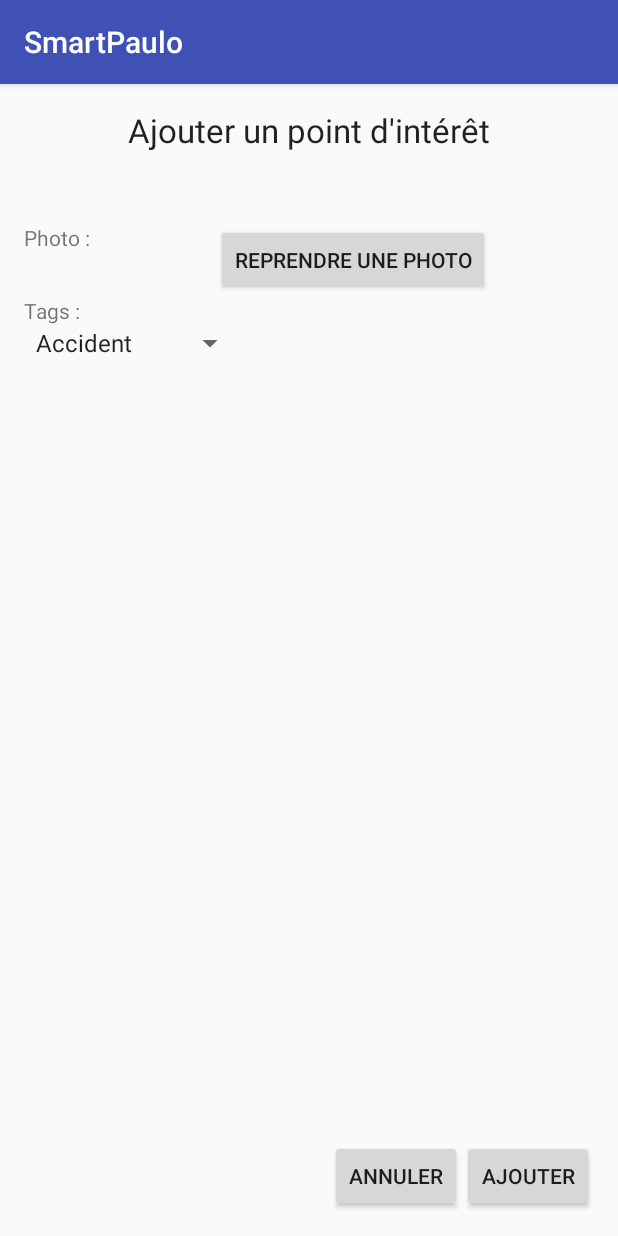
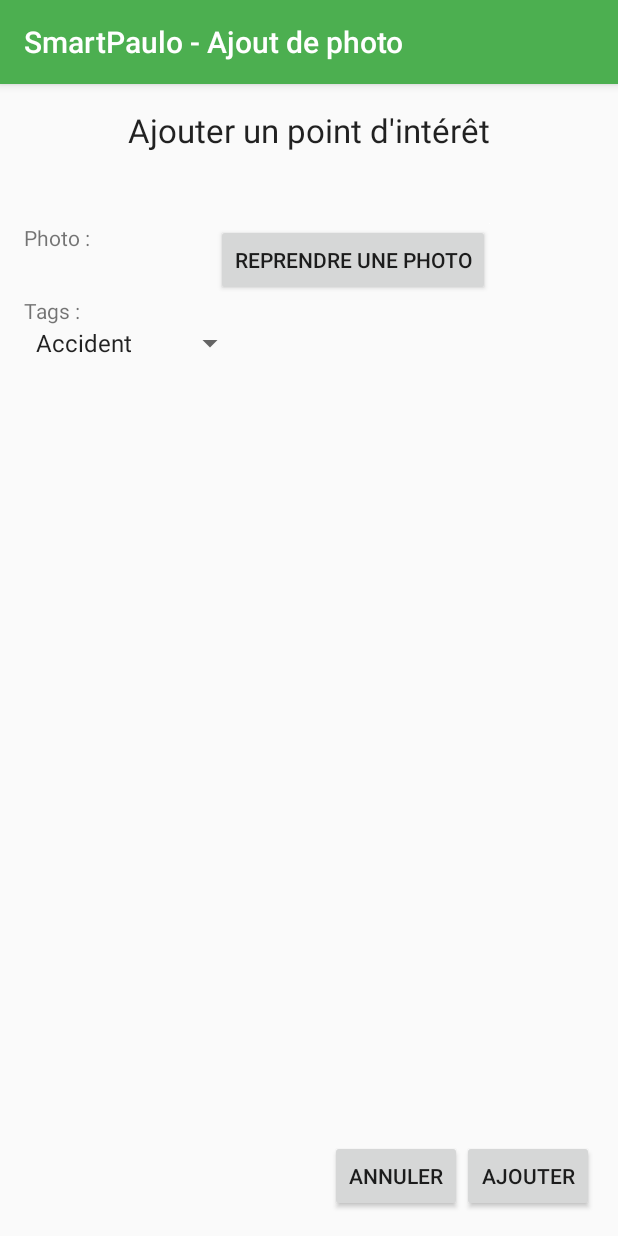
Before and after one commit to julienCsj/SmartPaulo, an Android app: the screen it shows after launch (FormulairePhoto), after a tap on an icon or button, on a phone screen of 412 x 824 dp. Run offline under Robolectric (Android 15) with nearby library versions, the phone set to English and light mode, and no system bars; 1 statement that could not run was skipped.

Commit message:
Amélioration de la vue principale

```diff
--- a/app/src/main/java/fr/nilteam/smartpaulo/smartpaulo/FormulairePhoto.java
+++ b/app/src/main/java/fr/nilteam/smartpaulo/smartpaulo/FormulairePhoto.java
@@ -36,8 +36,7 @@ public class FormulairePhoto extends AppCompatActivity {
     private Button buttonAjouter;
     private Button buttonReprendrePhoto;
     private Spinner spinner;
-    private Location currentLocation;
-    LocationManager mLocationManager;
+    private UserLocation userLoc;
     private static final int CAPTURE_IMAGE_ACTIVITY_REQUEST_CODE = 100;
 
 
@@ -48,6 +47,9 @@ public class FormulairePhoto extends AppCompatActivity {
 
         iv = (ImageView) findViewById(R.id.imageView2);
         iv.setMaxHeight(200);
+
+        getSupportActionBar().setTitle("SmartPaulo - Ajout de photo");
+
         buttonAjouter = (Button) findViewById(R.id.buttonAjouter);
         buttonAnnuler = (Button) findViewById(R.id.buttonAnnuler);
         buttonReprendrePhoto = (Button) findViewById(R.id.buttonReprendrePhoto);
@@ -59,12 +61,7 @@ public class FormulairePhoto extends AppCompatActivity {
         spinner = (Spinner) findViewById(R.id.spinner);
         spinner.setAdapter(new ArrayAdapter<Tags>(this, android.R.layout.simple_spinner_item, Tags.values()));
 
-        mLocationManager = (LocationManager) getSystemService(LOCATION_SERVICE);
-        if (ActivityCompat.checkSelfPermission(this, Manifest.permission.ACCESS_FINE_LOCATION) != PackageManager.PERMISSION_GRANTED && ActivityCompat.checkSelfPermission(this, Manifest.permission.ACCESS_COARSE_LOCATION) != PackageManager.PERMISSION_GRANTED) {
-            return;
-        }
-        mLocationManager.requestLocationUpdates(LocationManager.GPS_PROVIDER, 1000L, 0F, mLocationListener);
-
+        userLoc = new UserLocation(this);
 
         // prendre une photo
         takePhoto();
@@ -111,9 +108,9 @@ public class FormulairePhoto extends AppCompatActivity {
 
     private View.OnClickListener ajouterPointInteret = new View.OnClickListener() {
         public void onClick(View arg0) {
-            if(currentLocation != null) {
+            if(userLoc.getLocation() != null) {
                 Context context = getApplicationContext();
-                CharSequence text = "Location ["+currentLocation.getLatitude()+", "+currentLocation.getLongitude()+"] Alt : "+currentLocation.getAltitude()+ "m - Précision : "+currentLocation.getAccuracy();
+                CharSequence text = "Location ["+userLoc.getLocation().getLatitude()+", "+userLoc.getLocation().getLongitude()+"] Alt : "+userLoc.getLocation().getAltitude()+ "m - Précision : "+userLoc.getLocation().getAccuracy();
                 int duration = Toast.LENGTH_LONG;
 
                 Toast toast = Toast.makeText(context, text, duration);
@@ -133,26 +130,4 @@ public class FormulairePhoto extends AppCompatActivity {
             takePhoto();
         }
     };
-
-    private final LocationListener mLocationListener = new LocationListener() {
-        @Override
-        public void onLocationChanged(final Location location) {
-            currentLocation = location;
-        }
-
-        @Override
-        public void onStatusChanged(String s, int i, Bundle bundle) {
-
-        }
-
-        @Override
-        public void onProviderEnabled(String s) {
-
-        }
-
-        @Override
-        public void onProviderDisabled(String s) {
-
-        }
-    };
 }
--- a/app/src/main/java/fr/nilteam/smartpaulo/smartpaulo/MainActivity.java
+++ b/app/src/main/java/fr/nilteam/smartpaulo/smartpaulo/MainActivity.java
@@ -3,9 +3,11 @@ package fr.nilteam.smartpaulo.smartpaulo;
 import android.Manifest;
 import android.content.pm.PackageManager;
 import android.content.Intent;
+import android.location.Location;
 import android.os.Bundle;
 import android.support.design.widget.FloatingActionButton;
 import android.support.v4.app.ActivityCompat;
+import android.util.Log;
 import android.view.View;
 import android.support.design.widget.NavigationView;
 import android.support.v4.view.GravityCompat;
@@ -20,17 +22,24 @@ import com.google.android.gms.maps.CameraUpdateFactory;
 import com.google.android.gms.maps.GoogleMap;
 import com.google.android.gms.maps.MapFragment;
 import com.google.android.gms.maps.OnMapReadyCallback;
+import com.google.android.gms.maps.model.LatLng;
+import com.google.android.gms.maps.model.MarkerOptions;
 
 public class MainActivity extends AppCompatActivity
         implements NavigationView.OnNavigationItemSelectedListener, OnMapReadyCallback {
 
     private GoogleMap googleMap;
+    private UserLocation userLoc;
 
     @Override
     protected void onCreate(Bundle savedInstanceState) {
+        userLoc = new UserLocation(this);
+
         super.onCreate(savedInstanceState);
         setContentView(R.layout.activity_main);
         Toolbar toolbar = (Toolbar) findViewById(R.id.toolbar);
+        toolbar.setTitle("SmartPaulo");
+        toolbar.setLogo(R.drawable.logo_mini);
         setSupportActionBar(toolbar);
 
         FloatingActionButton fab = (FloatingActionButton) findViewById(R.id.fab);
@@ -78,12 +87,6 @@ public class MainActivity extends AppCompatActivity
         // automatically handle clicks on the Home/Up button, so long
         // as you specify a parent activity in AndroidManifest.xml.
         int id = item.getItemId();
-
-        //noinspection SimplifiableIfStatement
-        if (id == R.id.action_settings) {
-            return true;
-        }
-
         return super.onOptionsItemSelected(item);
     }
 
@@ -130,9 +133,8 @@ public class MainActivity extends AppCompatActivity
         }
         googleMap.setMapType(GoogleMap.MAP_TYPE_NORMAL);
         googleMap.setMyLocationEnabled(true);
-        // Centre de la camera sur la localisation
-        //googleMap.animateCamera(CameraUpdateFactory.newLatLng(new LatLng(googleMap.getMyLocation().getLatitude(), googleMap.getMyLocation().getLongitude())));
         // De 2.0 à 21.0. 2 étant le zoom maximal
-        googleMap.animateCamera( CameraUpdateFactory.zoomTo(10.0f) );
+        LatLng pos = new LatLng(43.563637f, 1.470986f);
+        googleMap.animateCamera(CameraUpdateFactory.newLatLngZoom(pos, 15.0f));
     }
 }
--- a/app/src/main/java/fr/nilteam/smartpaulo/smartpaulo/Tags.java
+++ b/app/src/main/java/fr/nilteam/smartpaulo/smartpaulo/Tags.java
@@ -5,7 +5,8 @@ package fr.nilteam.smartpaulo.smartpaulo;
  */
 public enum Tags {
     ACCIDENT("Accident"),
-    INSSALUBRITE("Inssalubrité"),
+    RECYCLAGE("Recyclage"),
+    INSALUBRITE("Insalubrité"),
     VENDALISME("Vendalisme");
 
     private String traduction;
--- /dev/null
+++ b/app/src/main/java/fr/nilteam/smartpaulo/smartpaulo/UserLocation.java
@@ -0,0 +1,48 @@
+package fr.nilteam.smartpaulo.smartpaulo;
+
+import android.Manifest;
+import android.app.Activity;
+import android.content.pm.PackageManager;
+import android.location.Location;
+import android.location.LocationListener;
+import android.location.LocationManager;
+import android.os.Bundle;
+import android.support.v4.app.ActivityCompat;
+
+/**
+ * Created by Elliot on 21/01/2016.
+ */
+public class UserLocation implements LocationListener {
+    private Location location;
+    private LocationManager mLocationManager;
+    private Activity activity;
+
+    public UserLocation(Activity activity) {
+        mLocationManager = (LocationManager) activity.getSystemService(activity.LOCATION_SERVICE);
+        if (ActivityCompat.checkSelfPermission(activity, Manifest.permission.ACCESS_FINE_LOCATION) != PackageManager.PERMISSION_GRANTED && ActivityCompat.checkSelfPermission(activity, Manifest.permission.ACCESS_COARSE_LOCATION) != PackageManager.PERMISSION_GRANTED) {
+            return;
+        }
+        mLocationManager.requestLocationUpdates(LocationManager.GPS_PROVIDER, 1000L, 0F, this);
+    }
+
+    @Override
+    public void onLocationChanged(final Location loc) {
+        location = loc;
+    }
+
+    @Override
+    public void onStatusChanged(String s, int i, Bundle bundle) {
+    }
+
+    @Override
+    public void onProviderEnabled(String s) {
+    }
+
+    @Override
+    public void onProviderDisabled(String s) {
+    }
+
+    public Location getLocation() {
+        return location;
+    }
+}
--- a/app/src/main/res/menu/main.xml
+++ b/app/src/main/res/menu/main.xml
@@ -1,9 +1,5 @@
 <?xml version="1.0" encoding="utf-8"?>
 <menu xmlns:android="http://schemas.android.com/apk/res/android"
     xmlns:app="http://schemas.android.com/apk/res-auto">
-    <item
-        android:id="@+id/action_settings"
-        android:orderInCategory="100"
-        android:title="@string/action_settings"
-        app:showAsAction="never" />
+
 </menu>
--- a/app/src/main/res/values/colors.xml
+++ b/app/src/main/res/values/colors.xml
@@ -1,6 +1,6 @@
 <?xml version="1.0" encoding="utf-8"?>
 <resources>
-    <color name="colorPrimary">#3F51B5</color>
-    <color name="colorPrimaryDark">#303F9F</color>
-    <color name="colorAccent">#FF4081</color>
+    <color name="colorPrimary">#4CAF50</color>
+    <color name="colorPrimaryDark">#2E7D32</color>
+    <color name="colorAccent">#81C784</color>
 </resources>
```
Also changed, not shown: app/src/main/res/drawable/logo_mini.jpg (added).
